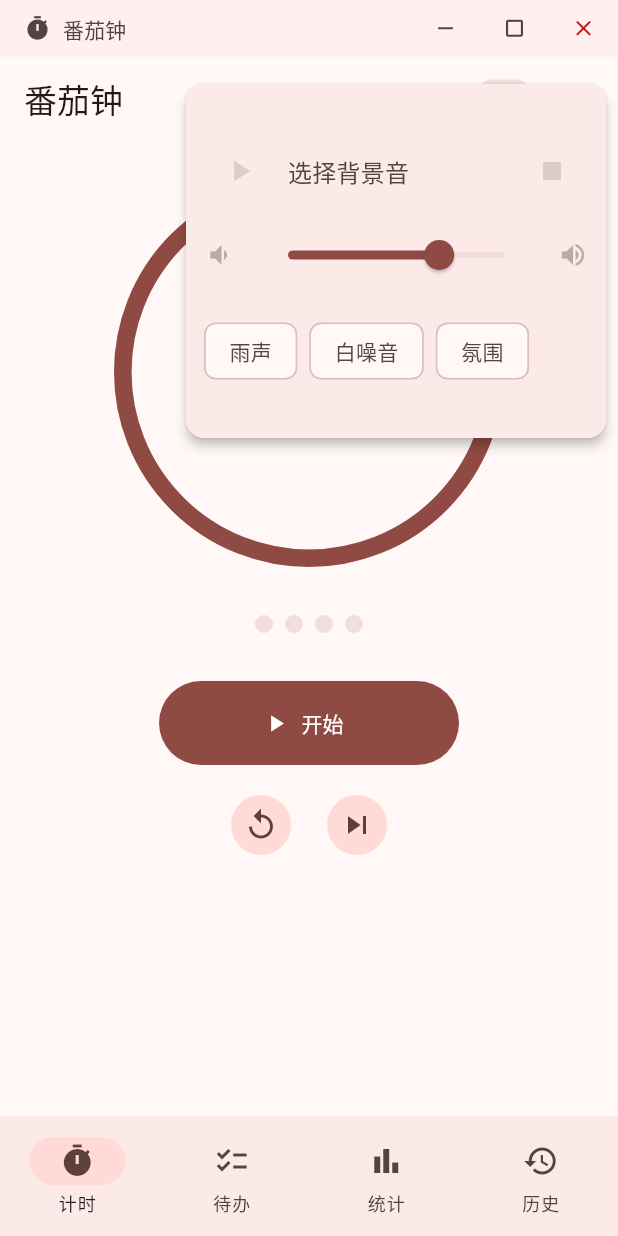
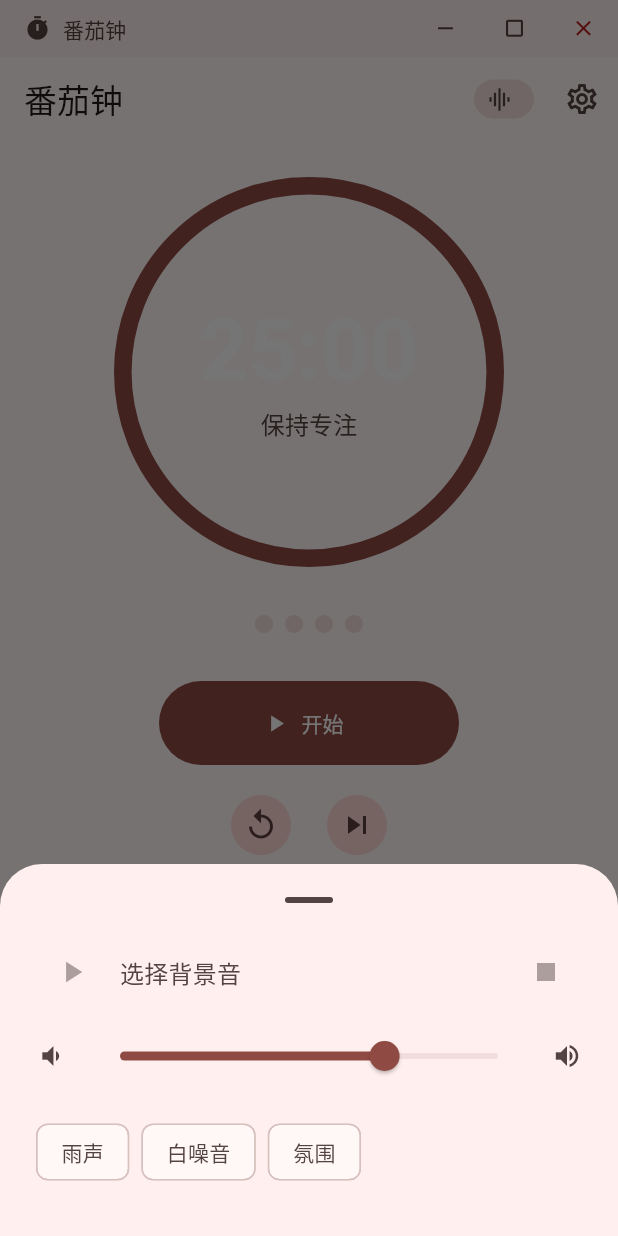
Before and after one commit to yjlc-pc/pomodoro-app, a Flutter app: the screen it shows after launch, after a tap on the "graphic eq" icon, on a phone screen of 412 x 824 dp. Run offline on Flutter 3.47's test engine with Material 3 defaults, Android fonts, the phone set to English and light mode, and no system bars; our stand-ins replace fl_chart, shared_preferences; missing offline and left inert: flutter_soloud, window_manager.

Commit message:
fix(audio): 背景音面板改用标准弹层，修正断点常量的分层
批 3-c。

1. 面板不再是伪装的菜单
   原实现用 showMenu + PopupMenuItem(enabled: false, height: 220) +
   写死的 RelativeRect.fromLTRB(48, 56, 8, 0) 硬撑出一个浮层，里面塞着
   Slider 和 ChoiceChip。这是拿菜单当弹窗用：尺寸写死，窗口变窄或字体缩放
   就截断错位，而且 disabled 菜单项会吞掉滑块的拖拽手势——这是个功能性缺陷，
   不是审美问题。
   现按窗口类别走标准容器：宽屏 AlertDialog、窄屏带 drag handle 的
   bottom sheet，两者共用同一个 AudioPanelOverlay，高度随内容自适应。
   顺带修正 AudioControlBar 里音频不可用分支的缩进错乱。

2. 断点常量搬到 lib/src/layout/breakpoints.dart
   kCompactBreakpoint / kExpandedBreakpoint 原先住在 screens/main_shell.dart，
   于是六个页面和控件为了拿常量都要 import 那个页面——控件依赖页面，方向反了。
   断点是布局 token，抽出后导入方向全部纠正，main_shell 也回归「导航壳」的单一职责。

测试 2 条：宽屏出 AlertDialog、窄屏出 BottomSheet（互不出现），以及一条回归锁
——面板内滑块必须能拖动。后者正是旧实现吞手势的那个 bug；它只断言「有响应」，
不断言增减方向，因为 tester.drag 的落点与轨道实际位置有偏差，方向断言会误报。

flutter analyze 无 issue，flutter test 132 项全绿。

```diff
--- a/lib/src/screens/history_screen.dart
+++ b/lib/src/screens/history_screen.dart
@@ -3,7 +3,7 @@ import 'package:provider/provider.dart';
 
 import '../format/date_formats.dart';
 import '../models/focus_stats_store.dart';
-import 'main_shell.dart' show kCompactBreakpoint;
+import '../layout/breakpoints.dart';
 
 /// 历史记录页面：展示每日/每周/每月的专注汇总。
 /// 完全遵循 M3 规范：颜色来自 ColorScheme，排版使用 textTheme 角色。
--- a/lib/src/screens/settings_screen.dart
+++ b/lib/src/screens/settings_screen.dart
@@ -1,7 +1,7 @@
 import 'package:flutter/material.dart';
 import 'package:provider/provider.dart';
 import '../settings/settings_controller.dart';
-import 'main_shell.dart' show kCompactBreakpoint;
+import '../layout/breakpoints.dart';
 
 class SettingsScreen extends StatelessWidget {
   const SettingsScreen({super.key});
--- a/lib/src/screens/stats_screen.dart
+++ b/lib/src/screens/stats_screen.dart
@@ -3,7 +3,7 @@ import 'package:provider/provider.dart';
 import '../models/focus_stats_store.dart';
 import '../widgets/focus_chart.dart';
 import '../widgets/stats_summary.dart';
-import 'main_shell.dart' show kCompactBreakpoint;
+import '../layout/breakpoints.dart';
 
 const List<String> _weekdayLabels = ['一', '二', '三', '四', '五', '六', '日'];
 
--- a/lib/src/screens/timer_screen.dart
+++ b/lib/src/screens/timer_screen.dart
@@ -6,7 +6,7 @@ import '../widgets/audio_control_bar.dart';
 import '../widgets/start_todo_sheet.dart';
 import '../widgets/timer_ring.dart';
 import '../widgets/todo_panel.dart';
-import 'main_shell.dart' show kCompactBreakpoint, kExpandedBreakpoint;
+import '../layout/breakpoints.dart';
 
 /// Semantic color role for a phase, so the ring, the main action and the
 /// session dots all speak the same language: focus is the brand red, breaks are
--- a/lib/src/screens/todo_screen.dart
+++ b/lib/src/screens/todo_screen.dart
@@ -2,7 +2,7 @@ import 'package:flutter/material.dart';
 import 'package:provider/provider.dart';
 import '../models/todo_store.dart';
 import '../widgets/todo_panel.dart';
-import 'main_shell.dart' show kCompactBreakpoint;
+import '../layout/breakpoints.dart';
 
 class TodoScreen extends StatelessWidget {
   const TodoScreen({super.key});
--- a/lib/src/widgets/audio_control_bar.dart
+++ b/lib/src/widgets/audio_control_bar.dart
@@ -1,6 +1,7 @@
 import 'package:flutter/material.dart';
 import 'package:provider/provider.dart';
 import '../audio/ambient_player.dart';
+import '../layout/breakpoints.dart';
 
 /// A play/pause toggle + current track label, rendered as a compact capsule
 /// that fits in an [AppBar.action]. Tapping the capsule opens a popup menu
@@ -9,19 +10,30 @@ class AudioMiniPlayer extends StatelessWidget {
   const AudioMiniPlayer({super.key});
 
   Future<void> _openPanel(BuildContext context) async {
-    await showMenu<void>(
+    // A real modal rather than a menu. The panel holds a Slider and ChoiceChips,
+    // which is more than a menu item can carry: the old implementation forced
+    // it into `PopupMenuItem(enabled: false, height: 220)` positioned at a
+    // hard-coded offset, which clipped on small windows and swallowed the
+    // slider's drag gesture on some platforms.
+    final isWide = MediaQuery.sizeOf(context).width >= kExpandedBreakpoint;
+    if (isWide) {
+      await showDialog<void>(
         context: context,
-      position: RelativeRect.fromLTRB(48, 56, 8, 0),
-      shape: RoundedRectangleBorder(
-        borderRadius: BorderRadius.circular(12),
+        builder: (dialogContext) => AlertDialog(
+          title: const Text('背景音'),
+          content: const SizedBox(width: 360, child: AudioPanelOverlay()),
         ),
-      items: [
-        PopupMenuItem<void>(
-          enabled: false,
-          height: 220,
+      );
+      return;
+    }
+    await showModalBottomSheet<void>(
+      context: context,
+      showDragHandle: true,
+      isScrollControlled: true,
+      builder: (_) => const Padding(
+        padding: EdgeInsets.fromLTRB(24, 0, 24, 32),
         child: AudioPanelOverlay(),
       ),
-      ],
     );
   }
 
```
Also changed, not shown: lib/src/layout/breakpoints.dart (added, +16 -0 lines), lib/src/screens/main_shell.dart (+1 -9 lines), 1 other file. Lines whose indentation alone changed are shown as unchanged.
